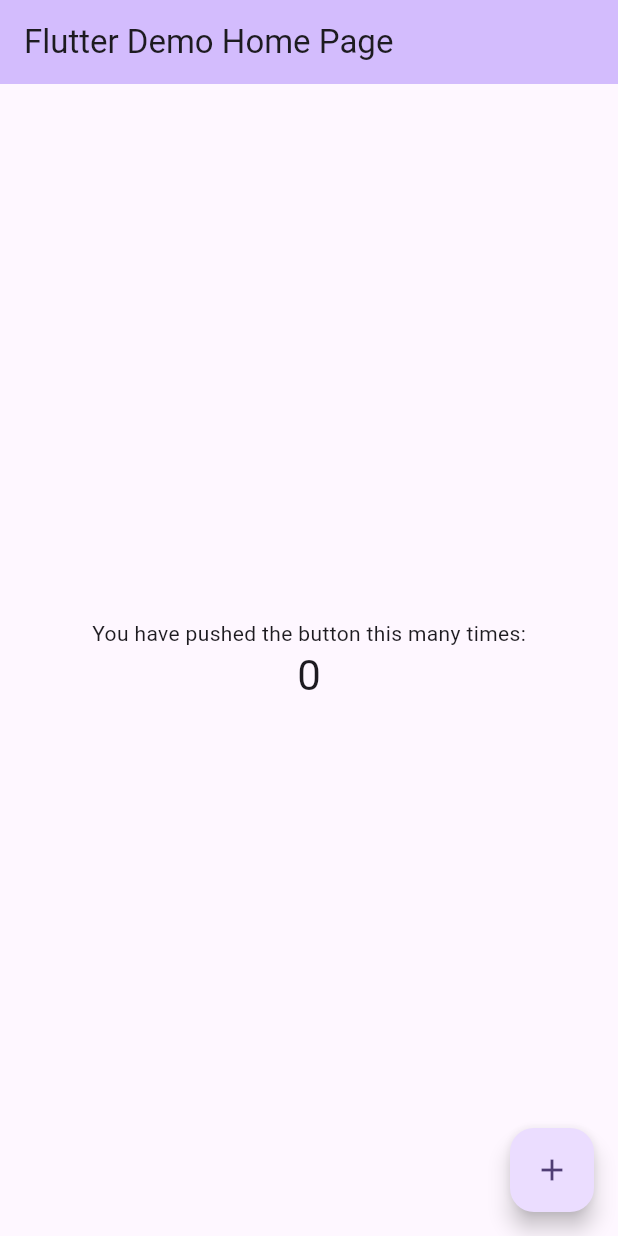
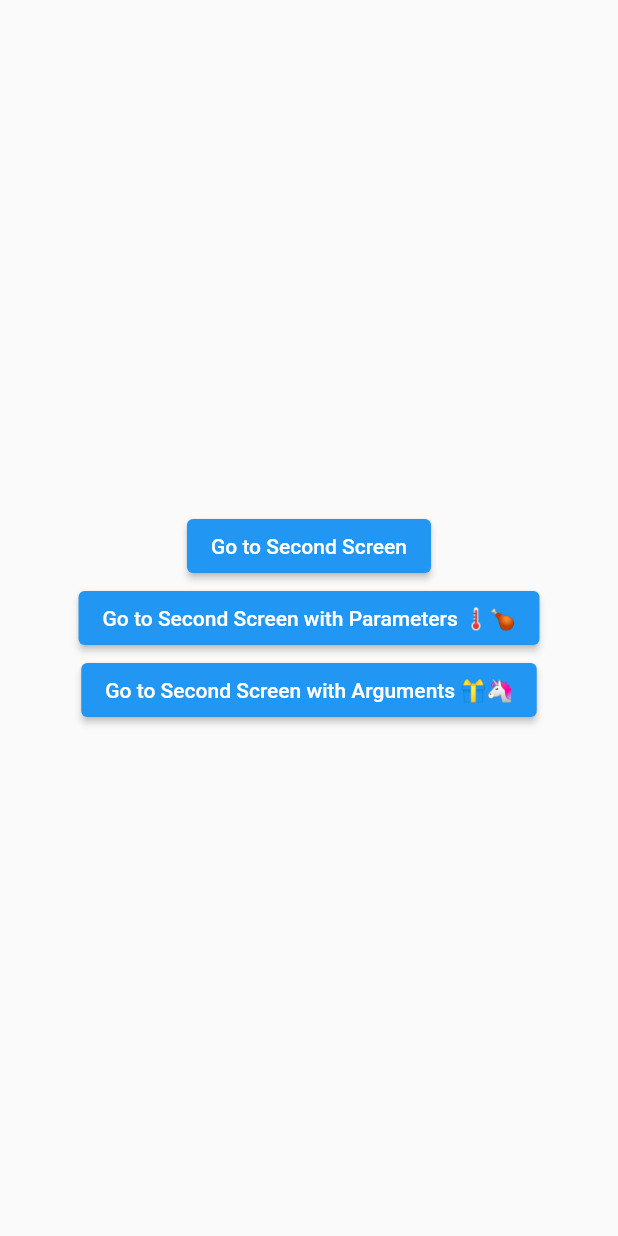
Before and after one commit to Binaryveda-Inc/route_management_with_getx_flutter, a Flutter app: the screen it shows after launch, on a phone screen of 412 x 824 dp. Run offline on Flutter 3.47's test engine with Material 2 defaults, Android fonts, the phone set to English and light mode, and no system bars; our stand-ins replace get.

Commit message:
- added arguments & navigation setup

```diff
--- a/lib/main.dart
+++ b/lib/main.dart
@@ -1,4 +1,7 @@
 import 'package:flutter/material.dart';
+import 'package:get/get.dart';
+
+import 'manager/route_manager.dart';
 
 void main() {
   runApp(const MyApp());
@@ -7,119 +10,11 @@ void main() {
 class MyApp extends StatelessWidget {
   const MyApp({super.key});
 
-  // This widget is the root of your application.
   @override
   Widget build(BuildContext context) {
-    return MaterialApp(
-      title: 'Flutter Demo',
-      theme: ThemeData(
-        // This is the theme of your application.
-        //
-        // TRY THIS: Try running your application with "flutter run". You'll see
-        // the application has a blue toolbar. Then, without quitting the app,
-        // try changing the seedColor in the colorScheme below to Colors.green
-        // and then invoke "hot reload" (save your changes or press the "hot
-        // reload" button in a Flutter-supported IDE, or press "r" if you used
-        // the command line to start the app).
-        //
-        // Notice that the counter didn't reset back to zero; the application
-        // state is not lost during the reload. To reset the state, use hot
-        // restart instead.
-        //
-        // This works for code too, not just values: Most code changes can be
-        // tested with just a hot reload.
-        colorScheme: ColorScheme.fromSeed(seedColor: Colors.deepPurple),
-        useMaterial3: true,
-      ),
-      home: const MyHomePage(title: 'Flutter Demo Home Page'),
+    return GetMaterialApp(
+      initialRoute: RouteManager.initial, // Set the initial route
+      getPages: RouteManager.getPages(), // Define the routes
     );
   }
 }
-
-class MyHomePage extends StatefulWidget {
-  const MyHomePage({super.key, required this.title});
-
-  // This widget is the home page of your application. It is stateful, meaning
-  // that it has a State object (defined below) that contains fields that affect
-  // how it looks.
-
-  // This class is the configuration for the state. It holds the values (in this
-  // case the title) provided by the parent (in this case the App widget) and
-  // used by the build method of the State. Fields in a Widget subclass are
-  // always marked "final".
-
-  final String title;
-
-  @override
-  State<MyHomePage> createState() => _MyHomePageState();
-}
-
-class _MyHomePageState extends State<MyHomePage> {
-  int _counter = 0;
-
-  void _incrementCounter() {
-    setState(() {
-      // This call to setState tells the Flutter framework that something has
-      // changed in this State, which causes it to rerun the build method below
-      // so that the display can reflect the updated values. If we changed
-      // _counter without calling setState(), then the build method would not be
-      // called again, and so nothing would appear to happen.
-      _counter++;
-    });
-  }
-
-  @override
-  Widget build(BuildContext context) {
-    // This method is rerun every time setState is called, for instance as done
-    // by the _incrementCounter method above.
-    //
-    // The Flutter framework has been optimized to make rerunning build methods
-    // fast, so that you can just rebuild anything that needs updating rather
-    // than having to individually change instances of widgets.
-    return Scaffold(
-      appBar: AppBar(
-        // TRY THIS: Try changing the color here to a specific color (to
-        // Colors.amber, perhaps?) and trigger a hot reload to see the AppBar
-        // change color while the other colors stay the same.
-        backgroundColor: Theme.of(context).colorScheme.inversePrimary,
-        // Here we take the value from the MyHomePage object that was created by
-        // the App.build method, and use it to set our appbar title.
-        title: Text(widget.title),
-      ),
-      body: Center(
-        // Center is a layout widget. It takes a single child and positions it
-        // in the middle of the parent.
-        child: Column(
-          // Column is also a layout widget. It takes a list of children and
-          // arranges them vertically. By default, it sizes itself to fit its
-          // children horizontally, and tries to be as tall as its parent.
-          //
-          // Column has various properties to control how it sizes itself and
-          // how it positions its children. Here we use mainAxisAlignment to
-          // center the children vertically; the main axis here is the vertical
-          // axis because Columns are vertical (the cross axis would be
-          // horizontal).
-          //
-          // TRY THIS: Invoke "debug painting" (choose the "Toggle Debug Paint"
-          // action in the IDE, or press "p" in the console), to see the
-          // wireframe for each widget.
-          mainAxisAlignment: MainAxisAlignment.center,
-          children: <Widget>[
-            const Text(
-              'You have pushed the button this many times:',
-            ),
-            Text(
-              '$_counter',
-              style: Theme.of(context).textTheme.headlineMedium,
-            ),
-          ],
-        ),
-      ),
-      floatingActionButton: FloatingActionButton(
-        onPressed: _incrementCounter,
-        tooltip: 'Increment',
-        child: const Icon(Icons.add),
-      ), // This trailing comma makes auto-formatting nicer for build methods.
-    );
-  }
-}
--- /dev/null
+++ b/lib/manager/route_manager.dart
@@ -0,0 +1,19 @@
+import 'package:get/get.dart';
+import 'package:route_management_with_getx/screens/first_screen.dart';
+import 'package:route_management_with_getx/screens/second_screen.dart';
+
+class RouteManager {
+  static const initial = Routes.firstScreen;
+
+  static List<GetPage> getPages() {
+    return [
+      GetPage(name: Routes.firstScreen, page: () => FirstScreen()),
+      GetPage(name: Routes.secondScreen, page: () => SecondScreen()),
+    ];
+  }
+}
+
+class Routes {
+  static const firstScreen = '/firstScreen';
+  static const secondScreen = '/secondScreen';
+}
--- /dev/null
+++ b/lib/resource/model/user_model.dart
@@ -0,0 +1,7 @@
+class UserModel {
+  String id;
+  String name;
+  int age;
+
+  UserModel({required this.id, required this.name, required this.age});
+}
--- /dev/null
+++ b/lib/screens/first_screen.dart
@@ -0,0 +1,51 @@
+import 'package:flutter/material.dart';
+import 'package:get/get.dart';
+import 'package:route_management_with_getx/manager/route_manager.dart';
+import 'package:route_management_with_getx/resource/model/user_model.dart';
+
+class FirstScreen extends StatelessWidget {
+  const FirstScreen({super.key});
+
+  @override
+  Widget build(BuildContext context) {
+    return Scaffold(
+      body: SizedBox(
+        width: double.infinity,
+        child: Column(
+          crossAxisAlignment: CrossAxisAlignment.center,
+          mainAxisAlignment: MainAxisAlignment.center,
+          children: [
+            ElevatedButton(
+              onPressed: () {
+                Get.toNamed(Routes.secondScreen);
+              },
+              child: const Text('Go to Second Screen'),
+            ),
+            ElevatedButton(
+              onPressed: () {
+                Get.toNamed(
+                  Routes.secondScreen,
+                  parameters: {
+                    'spiceLevel': 'hot',
+                    'dishName': 'Butter Chicken',
+                  },
+                );
+              },
+              child: const Text('Go to Second Screen with Parameters 🌡️🍗'),
+            ),
+            ElevatedButton(
+              onPressed: () {
+                var model = UserModel(id: '12345', name: "John Doe", age: 25);
+                Get.toNamed(
+                  Routes.secondScreen,
+                  arguments: model,
+                );
+              },
+              child: const Text('Go to Second Screen with Arguments 🎁🦄'),
+            )
+          ],
+        ),
+      ),
+    );
+  }
+}
--- a/pubspec.yaml
+++ b/pubspec.yaml
@@ -35,6 +35,7 @@ dependencies:
   # The following adds the Cupertino Icons font to your application.
   # Use with the CupertinoIcons class for iOS style icons.
   cupertino_icons: ^1.0.2
+  get: ^4.6.6
 
 dev_dependencies:
   flutter_test:
```
Also changed, not shown: lib/screens/second_screen.dart (added, +43 -0 lines), pubspec.lock, 1 other file.
